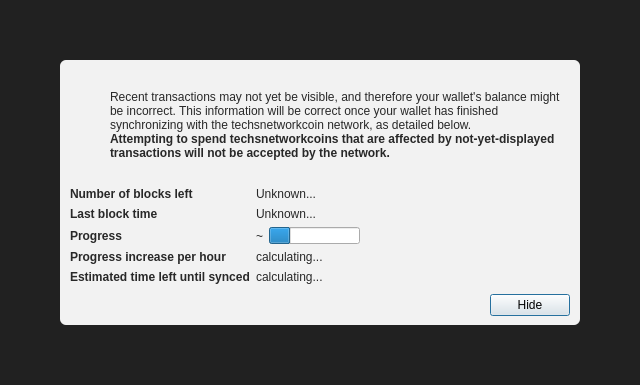
This is src/qt/forms/modaloverlay.ui in dmineglobal/techsnetworkcoin as Qt 5 draws it before an edit. The edited form follows.
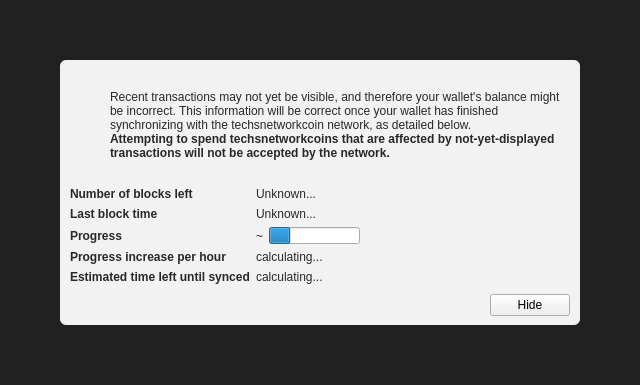
This is the edited form. Icons and pictures are not drawn. Custom widgets are drawn as their Qt base class.

```diff
--- a/src/qt/forms/modaloverlay.ui
+++ b/src/qt/forms/modaloverlay.ui
@@ -351,12 +351,6 @@
              <property name="text">
               <string>Hide</string>
              </property>
-             <property name="focusPolicy">
-              <enum>Qt::StrongFocus</enum>
-             </property>
-             <property name="default">
-              <bool>true</bool>
-             </property>
             </widget>
            </item>
           </layout>
```
Left out of the diff: 2 changed lines with no effect on the pictures.
